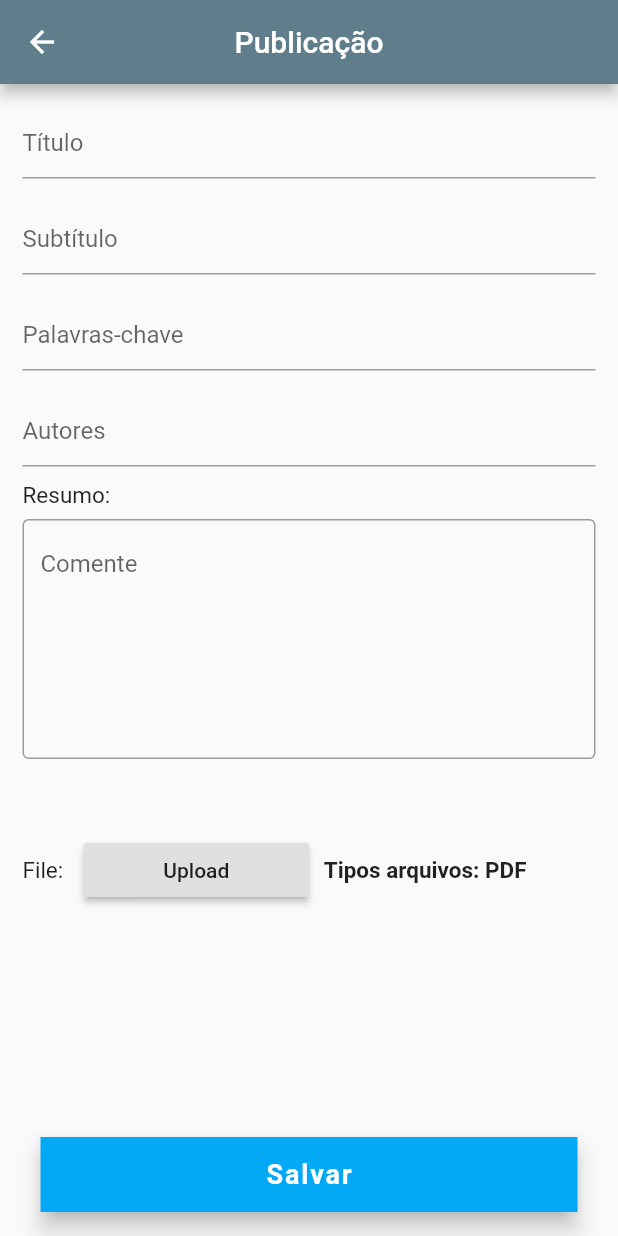
After one commit to CelsoGomesEM/AppAcervosFlutter, a Flutter app: the MinhasPublicacoes screen opened directly, after a tap on the "add" icon, on a phone screen of 412 x 824 dp. The commit adds this screen. Run offline on Flutter 3.47's test engine with Material 2 defaults, Android fonts, the phone set to English and light mode, and no system bars.

Commit message:
Cria tela de publicação e adiciona controles para obter imagens da galeria do celular

```diff
--- a/lib/main.dart
+++ b/lib/main.dart
@@ -1,10 +1,16 @@
 import 'package:flutter/material.dart';
+import 'package:flutter/services.dart';
 import 'package:pocflutterapp/models/sessao_usuario_model.dart';
 import 'package:pocflutterapp/screens/login_screen.dart';
 import 'package:scoped_model/scoped_model.dart';
 
-
-void main() => runApp(MyApp());
+void main() {
+  SystemChrome.setPreferredOrientations(
+      [DeviceOrientation.portraitUp,DeviceOrientation.portraitDown])
+      .then((_) {
+    runApp(MyApp());
+  });
+}
 
 class MyApp extends StatelessWidget {
   @override
--- /dev/null
+++ b/lib/screens/criapublicacao_screen.dart
@@ -0,0 +1,153 @@
+import 'package:flutter/material.dart';
+
+class CriaPublicacao extends StatefulWidget {
+  @override
+  _CriaPublicacaoState createState() => _CriaPublicacaoState();
+}
+
+class _CriaPublicacaoState extends State<CriaPublicacao> {
+
+  final _formKey = GlobalKey<FormState>();
+
+  @override
+  Widget build(BuildContext context) {
+    return Scaffold(
+      appBar: AppBar(
+        title: Text("Publicação"),
+        centerTitle: true,
+      ),
+      body: Form(
+          key: _formKey,
+          child: ListView(
+            padding: EdgeInsets.all(15.0),
+            children: <Widget>[
+              TextFormField(
+                decoration: InputDecoration(
+                    hintText: 'Título',
+                ),
+                validator: (texto){
+                  if(texto.isEmpty)
+                    return "E-mail inválido!";
+                },
+
+              ),
+              SizedBox(
+                height: 16.0,
+              ),
+              TextFormField(
+                decoration: InputDecoration(
+                  hintText: 'Subtítulo',
+                ),
+                validator: (texto){
+                  if(texto.isEmpty)
+                    return "E-mail inválido!";
+                },
+
+              ),
+              SizedBox(
+                height: 16.0,
+              ),
+              TextFormField(
+                decoration: InputDecoration(
+                  hintText: 'Palavras-chave',
+                ),
+                validator: (texto){
+                  if(texto.isEmpty)
+                    return "E-mail inválido!";
+                },
+
+              ),
+              SizedBox(
+                height: 16.0,
+              ),
+              TextFormField(
+                decoration: InputDecoration(
+                  hintText: 'Autores',
+                ),
+                validator: (texto){
+                  if(texto.isEmpty)
+                    return "E-mail inválido!";
+                },
+              ),
+              SizedBox(
+                height: 10.0,
+              ),
+              Text(
+                "Resumo: ",
+                style: TextStyle(
+                fontSize: 15,
+                ),
+              ),
+              Container(
+                margin: EdgeInsets.fromLTRB(0, 7, 0, 0),
+                padding: EdgeInsets.only(bottom: 40.0),
+                height: 200,
+                child: TextField(
+                  maxLines: 50,
+                  decoration: InputDecoration(
+                    hintText: "Comente",
+                    border: OutlineInputBorder(),
+                  ),
+                ),
+              ),
+              SizedBox(
+                height: 10.0,
+              ),
+              Row(
+                children: <Widget>[
+                  Text(
+                    "File: ",
+                    style: TextStyle(
+                      fontSize: 15
+                    ),
+                  ),
+                  SizedBox(
+                    width: 10.0,
+                  ),
+                  Container(
+                    width: 150,
+                    child: RaisedButton(
+                      onPressed: (){
+
+                      },
+                      child: Text("Upload"),
+                    ),
+                  ),
+                  SizedBox(
+                    width: 10.0,
+                  ),
+                  Text(
+                    "Tipos arquivos: PDF",
+                    style: TextStyle(
+                      fontSize: 15,
+                      fontWeight: FontWeight.bold
+                    ),
+                  ),
+                ],
+              )
+            ],
+          ),
+      ),
+      floatingActionButton: Container(
+        width: 358,
+        height: 50,
+        child: FloatingActionButton(
+            backgroundColor: Colors.lightBlue,
+            child: Text("Salvar",
+            style: TextStyle(
+              fontSize: 18.0,
+              fontWeight: FontWeight.bold
+            ),),
+            shape: RoundedRectangleBorder(),
+            onPressed: (){
+
+            },
+            tooltip: "Salvar",
+
+            ),
+
+      ),
+      floatingActionButtonLocation: FloatingActionButtonLocation.centerFloat,
+    );
+  }
+}
--- a/lib/screens/minhaspublicacoes_screen.dart
+++ b/lib/screens/minhaspublicacoes_screen.dart
@@ -1,8 +1,34 @@
 import 'package:flutter/material.dart';
+import 'package:pocflutterapp/screens/criapublicacao_screen.dart';
 
-class MinhasPublicacoes extends StatelessWidget {
+class MinhasPublicacoes extends StatefulWidget {
+  @override
+  _MinhasPublicacoesState createState() => _MinhasPublicacoesState();
+}
+
+class _MinhasPublicacoesState extends State<MinhasPublicacoes> {
+
+  final _scafoldKey = GlobalKey<ScaffoldState>();
+
   @override
   Widget build(BuildContext context) {
-    return Container();
+    return Scaffold(
+      key: _scafoldKey,
+      body: ListView(
+
+      ),
+      floatingActionButton: FloatingActionButton(
+          onPressed: (){
+            Navigator.of(context).push(
+                MaterialPageRoute(
+                    builder: (context) => CriaPublicacao()
+                )
+            );
+          },
+          tooltip: "Adicione",
+          child: Icon(Icons.add),
+          ),
+
+    );
   }
 }
```
